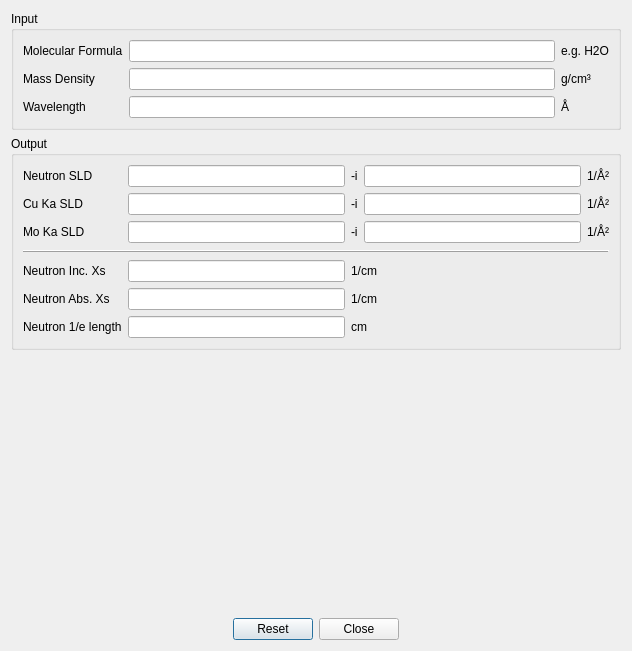
SasView/sasview, file src/sas/qtgui/UI/SldPanel.ui: the form before one commit.
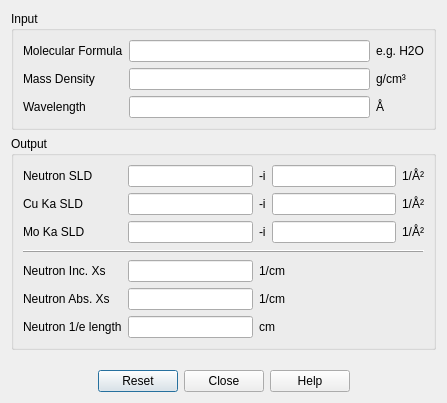
The form after the commit. Icons and pictures are not drawn.

Commit message: Linked two new calculators to the Gui Manager.

Diff of the .ui file:
```diff
--- a/src/sas/qtgui/UI/SldPanel.ui
+++ b/src/sas/qtgui/UI/SldPanel.ui
@@ -6,10 +6,16 @@
    <rect>
     <x>0</x>
     <y>0</y>
-    <width>632</width>
-    <height>651</height>
+    <width>447</width>
+    <height>403</height>
    </rect>
   </property>
+  <property name="sizePolicy">
+   <sizepolicy hsizetype="Minimum" vsizetype="Minimum">
+    <horstretch>0</horstretch>
+    <verstretch>0</verstretch>
+   </sizepolicy>
+  </property>
   <property name="windowTitle">
    <string>SLD Calculator</string>
   </property>
@@ -302,7 +308,7 @@
       <enum>Qt::Horizontal</enum>
      </property>
      <property name="standardButtons">
-      <set>QDialogButtonBox::Close|QDialogButtonBox::Reset</set>
+      <set>QDialogButtonBox::Close|QDialogButtonBox::Help|QDialogButtonBox::Reset</set>
      </property>
      <property name="centerButtons">
       <bool>true</bool>
```
Left out of the diff: 8 changed lines with no effect on the pictures. The commit also changes 5 other files.
